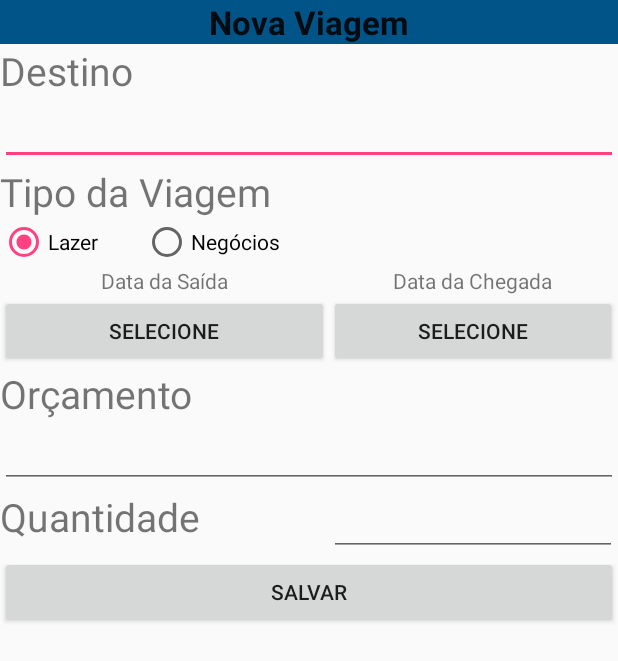
After one commit to brazaor/BoaViagem, an Android app: the NovaViagemActivity screen opened directly, with no data from a screen before it, on a phone screen of 412 x 824 dp. The commit adds this screen. Shown: the top 661 px of the screen. Run offline under Robolectric (Android 15) with nearby library versions, the phone set to English and light mode, and no system bars.

Commit message:
modificações após a aula do dia 18/10

```diff
--- a/app/src/main/AndroidManifest.xml
+++ b/app/src/main/AndroidManifest.xml
@@ -17,6 +17,10 @@
             </intent-filter>
         </activity>
 
+        <activity android:name=".DashboardActivity" />
+
+        <activity android:name=".NovaViagemActivity" />
+
     </application>
 
 </manifest>
--- a/app/src/main/java/br/edu/usj/boaviagem/BoaViagemActivity.java
+++ b/app/src/main/java/br/edu/usj/boaviagem/BoaViagemActivity.java
@@ -1,6 +1,7 @@
 package br.edu.usj.boaviagem;
 
 import android.app.Activity;
+import android.content.Intent;
 import android.os.Bundle;
 import android.support.annotation.Nullable;
 import android.view.View;
@@ -29,7 +30,8 @@ public class BoaViagemActivity extends Activity {
 
         if(usuarioInformado.equals("usj")
                 && senhaInformada.equals("usj")){
-            //efetuar login
+            Intent intent = new Intent(this, DashboardActivity.class);
+            startActivity(intent);
         }
         else{
             //exibir mensagem erro
--- /dev/null
+++ b/app/src/main/java/br/edu/usj/boaviagem/DashboardActivity.java
@@ -0,0 +1,42 @@
+package br.edu.usj.boaviagem;
+
+import android.app.Activity;
+import android.content.Intent;
+import android.os.Bundle;
+import android.support.annotation.Nullable;
+import android.view.View;
+import android.widget.TextView;
+import android.widget.Toast;
+
+/**
+ * Created by rafael on 18/10/17.
+ */
+
+public class DashboardActivity extends Activity {
+
+    @Override
+    protected void onCreate(@Nullable Bundle savedInstanceState) {
+        super.onCreate(savedInstanceState);
+        setContentView(R.layout.layout_dashboard);
+    }
+
+    public void selecionarOpcao(View view) {
+
+        switch (view.getId()){
+            case R.id.id_nova_viagem:
+                startActivity(new Intent(this, NovaViagemActivity.class));
+                break;
+            case R.id.id_novo_gasto:
+            case R.id.id_minhas_viagens:
+            case R.id.id_configuracoes:
+                TextView textView = (TextView) view;
+                String opcao = "Opção: "+textView.getText().toString();
+                Toast.makeText(this, opcao, Toast.LENGTH_LONG).show();
+                break;
+            default:
+                Toast.makeText(this, "Opção inválida" , Toast.LENGTH_LONG).show();
+        }
+
+
+    }
+}
--- /dev/null
+++ b/app/src/main/java/br/edu/usj/boaviagem/NovaViagemActivity.java
@@ -0,0 +1,18 @@
+package br.edu.usj.boaviagem;
+
+import android.app.Activity;
+import android.os.Bundle;
+import android.support.annotation.Nullable;
+
+/**
+ * Created by rafael on 18/10/17.
+ */
+
+public class NovaViagemActivity extends Activity {
+
+    @Override
+    protected void onCreate(@Nullable Bundle savedInstanceState) {
+        super.onCreate(savedInstanceState);
+        setContentView(R.layout.layout_nova_viagem);
+    }
+}
--- /dev/null
+++ b/app/src/main/res/layout/layout_nova_viagem.xml
@@ -0,0 +1,111 @@
+<?xml version="1.0" encoding="utf-8"?>
+<ScrollView
+    xmlns:android="http://schemas.android.com/apk/res/android"
+    android:layout_width="match_parent"
+    android:layout_height="match_parent">
+
+    <TableLayout
+        android:layout_width="match_parent"
+        android:layout_height="wrap_content"
+        android:stretchColumns="0,1,2">
+
+        <LinearLayout
+            android:background="#015488"
+            android:orientation="vertical">
+
+            <TextView
+                android:layout_width="wrap_content"
+                android:layout_height="wrap_content"
+                android:layout_gravity="center"
+                android:text="@string/nova_viagem"
+                android:textAppearance="?android:attr/textAppearanceLarge"
+                android:textStyle="bold"/>
+
+        </LinearLayout>
+
+        <TextView
+            android:text="@string/destino"
+            android:textSize="26sp"/>
+
+        <EditText
+            android:id="@+id/id_destino"
+            android:inputType="text"/>
+
+        <TextView
+            android:text="@string/tipo_viagem"
+            android:textSize="26sp"/>
+
+        <RadioGroup
+            android:id="@+id/id_tipo_viagem"
+            android:orientation="horizontal">
+
+            <RadioButton
+                android:id="@+id/id_lazer"
+                android:layout_width="wrap_content"
+                android:layout_height="wrap_content"
+                android:checked="true"
+                android:text="@string/lazer"/>
+
+            <RadioButton
+                android:id="@+id/id_negocios"
+                android:layout_width="wrap_content"
+                android:layout_height="wrap_content"
+                android:layout_marginLeft="30dp"
+                android:text="@string/negocios"/>
+
+        </RadioGroup>
+
+        <TableRow>
+
+            <TextView
+                android:layout_gravity="center"
+                android:text="@string/data_saida"/>
+
+            <TextView
+                android:layout_gravity="center"
+                android:text="@string/data_chegada"/>
+
+        </TableRow>
+
+        <TableRow>
+
+            <Button
+                android:id="@+id/id_data_saida"
+                android:onClick="selecionarData"
+                android:text="@string/selecione"/>
+
+            <Button
+                android:id="@+id/id_data_chegada"
+                android:onClick="selecionarData"
+                android:text="@string/selecione"/>
+
+        </TableRow>
+
+        <TextView
+            android:text="@string/orcamento"
+            android:textSize="26sp"/>
+
+        <EditText
+            android:id="@+id/id_orcamento"
+            android:inputType="numberDecimal"/>
+
+        <TableRow>
+
+            <TextView
+                android:layout_width="wrap_content"
+                android:text="@string/quantidade_pessoas"
+                android:textSize="26sp"/>
+
+            <EditText
+                android:id="@+id/id_quantidade_pessoas"
+                android:inputType="number"/>
+
+        </TableRow>
+
+        <Button
+            android:onClick="salvarViagem"
+            android:text="@string/salvar"/>
+
+    </TableLayout>
+
+</ScrollView>
--- a/app/src/main/res/values/strings.xml
+++ b/app/src/main/res/values/strings.xml
@@ -8,4 +8,14 @@
     <string name="novo_gasto">Novo Gasto</string>
     <string name="minhas_viagens">Minhas Viagens</string>
     <string name="configuracoes">Configurações</string>
+    <string name="destino">Destino</string>
+    <string name="tipo_viagem">Tipo da Viagem</string>
+    <string name="lazer">Lazer</string>
+    <string name="negocios">Negócios</string>
+    <string name="data_saida">Data da Saída</string>
+    <string name="data_chegada">Data da Chegada</string>
+    <string name="selecione">Selecione</string>
+    <string name="orcamento">Orçamento</string>
+    <string name="quantidade_pessoas">Quantidade</string>
+    <string name="salvar">Salvar</string>
 </resources>
```
